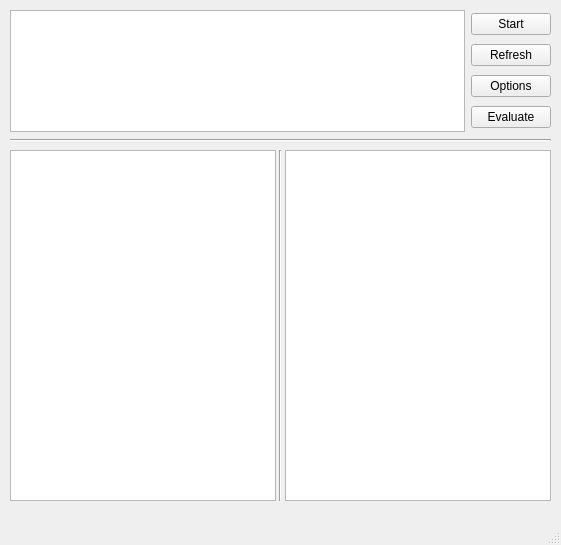
This is qt/designs/main_window.ui in MarvinCS/DNS_Sniffer as Qt 5 draws it before an edit. The edited form follows.
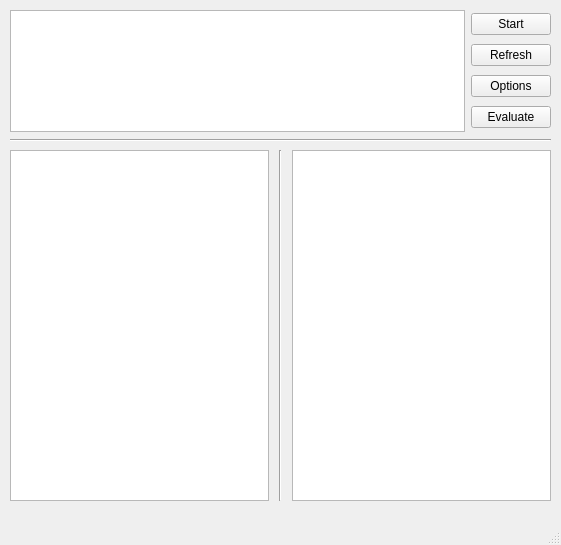
This is the edited form.

Diff of the .ui file:
```diff
--- a/qt/designs/main_window.ui
+++ b/qt/designs/main_window.ui
@@ -25,7 +25,7 @@
     </property>
     <layout class="QHBoxLayout" name="horizontalLayout">
      <property name="spacing">
-      <number>3</number>
+      <number>10</number>
      </property>
      <property name="sizeConstraint">
       <enum>QLayout::SetMinimumSize</enum>
```
Left out of the diff: 2 changed lines with no effect on the pictures.
